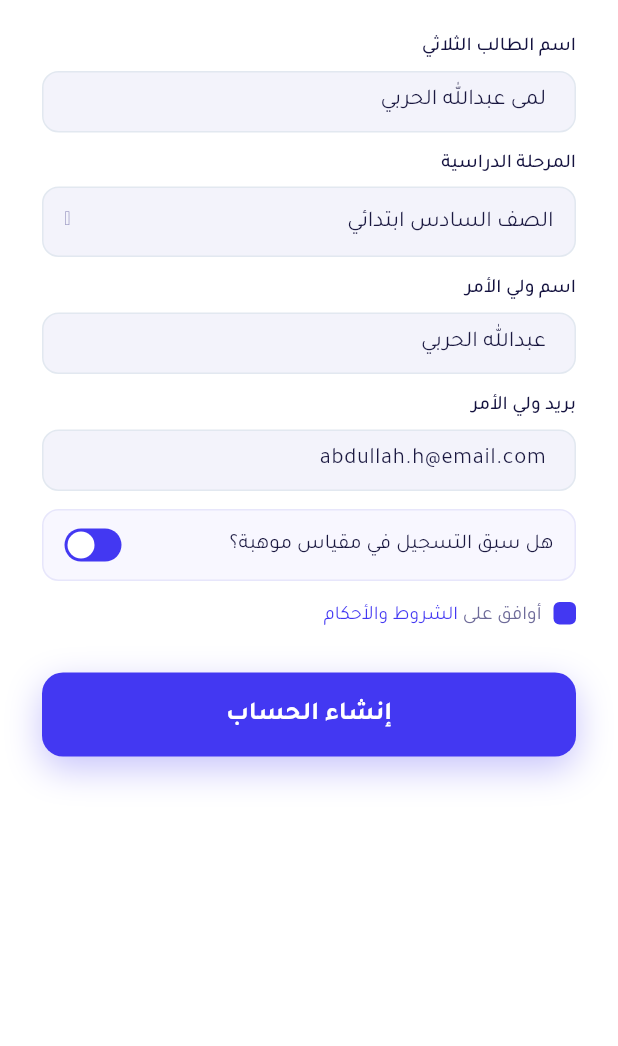
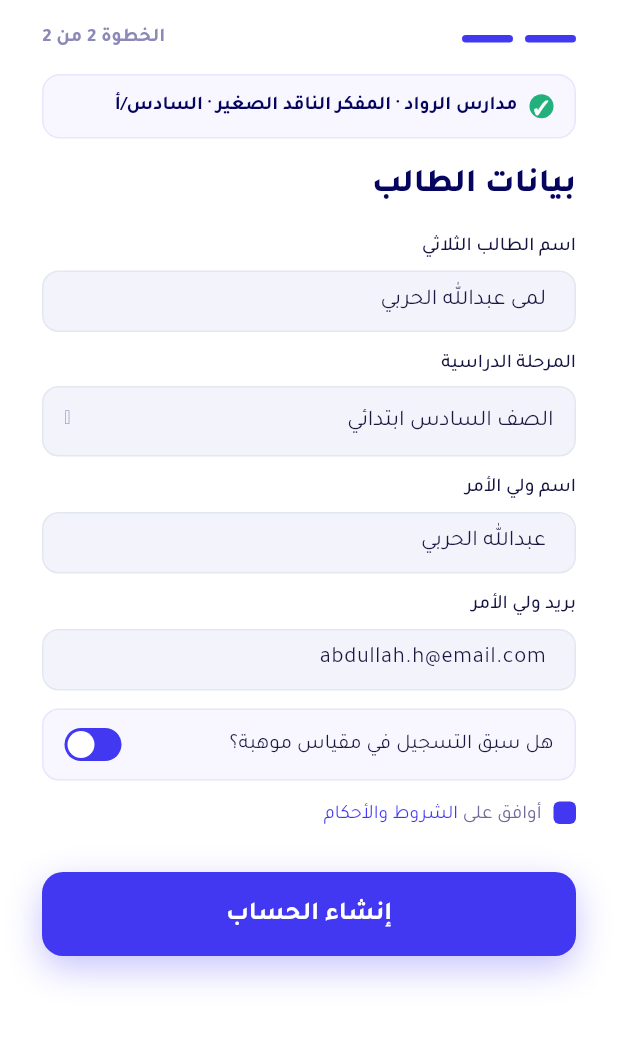
Before and after one commit to cgdmohamed/alef-mobile-app, a Flutter app: the SignupScreen screen opened by its route, on a phone screen of 412 x 824 dp, the part 103-1149 px from its top. Run offline on Flutter 3.47's test engine with Material 3 defaults, Android fonts, the phone set to English and light mode, and no system bars; our stand-ins replace flutter_svg, go_router.

```diff
--- a/lib/router/app_router.dart
+++ b/lib/router/app_router.dart
@@ -2,11 +2,13 @@ import 'package:go_router/go_router.dart';
 import '../screens/splash_screen.dart';
 import '../screens/onboarding_screen.dart';
 import '../screens/auth/login_screen.dart';
+import '../screens/auth/school_code_screen.dart';
 import '../screens/auth/signup_screen.dart';
 import '../screens/auth/otp_screen.dart';
 import '../screens/auth/parent_consent_screen.dart';
 import '../screens/main_shell.dart';
 import '../screens/home/home_router_screen.dart';
+import '../screens/home/live_activity_screen.dart';
 import '../screens/meetings/meetings_list_screen.dart';
 import '../screens/meetings/live_meeting_screen.dart';
 import '../screens/meetings/recording_screen.dart';
@@ -29,8 +31,10 @@ GoRouter buildAppRouter(AppState appState) {
       GoRoute(path: '/splash', builder: (context, state) => const SplashScreen()),
       GoRoute(path: '/onboarding', builder: (context, state) => const OnboardingScreen()),
       GoRoute(path: '/login', builder: (context, state) => const LoginScreen()),
-      GoRoute(path: '/signup', builder: (context, state) => const SignupScreen()),
+      GoRoute(path: '/signup', builder: (context, state) => const SchoolCodeScreen()),
+      GoRoute(path: '/signup/details', builder: (context, state) => const SignupScreen()),
       GoRoute(path: '/forgot-password', builder: (context, state) => const OtpScreen()),
+      GoRoute(path: '/live-activity', builder: (context, state) => const LiveActivityScreen()),
       GoRoute(path: '/parent-consent', builder: (context, state) => const ParentConsentScreen()),
       GoRoute(path: '/notifications', builder: (context, state) => const NotificationsScreen()),
       GoRoute(path: '/settings', builder: (context, state) => const SettingsScreen()),
--- a/lib/screens/auth/signup_screen.dart
+++ b/lib/screens/auth/signup_screen.dart
@@ -5,6 +5,7 @@ import '../../theme/app_text.dart';
 import '../../widgets/buttons.dart';
 import '../../widgets/misc.dart';
 import 'widgets/auth_text_field.dart';
+import 'widgets/step_indicator.dart';
 
 class SignupScreen extends StatefulWidget {
   const SignupScreen({super.key});
@@ -72,7 +73,39 @@ class _SignupScreenState extends State<SignupScreen> {
                   ),
                 ],
               ),
-              const SizedBox(height: 20),
+              const SizedBox(height: 14),
+              const StepIndicator(step: 2),
+              const SizedBox(height: 14),
+              Container(
+                decoration: BoxDecoration(
+                  color: AppColors.tint,
+                  border: Border.all(color: AppColors.tintBorder),
+                  borderRadius: BorderRadius.circular(12),
+                ),
+                padding: const EdgeInsets.symmetric(horizontal: 14, vertical: 11),
+                child: Row(
+                  children: [
+                    Container(
+                      width: 16,
+                      height: 16,
+                      decoration: const BoxDecoration(color: AppColors.mint, shape: BoxShape.circle),
+                      alignment: Alignment.center,
+                      child: Text('✓', style: tj(8, weight: FontWeight.w700, color: Colors.white)),
+                    ),
+                    const SizedBox(width: 8),
+                    Expanded(
+                      child: Text(
+                        'مدارس الرواد · المفكر الناقد الصغير · السادس/أ',
+                        style: tj(11, weight: FontWeight.w600, color: AppColors.ink),
+                        overflow: TextOverflow.ellipsis,
+                      ),
+                    ),
+                  ],
+                ),
+              ),
+              const SizedBox(height: 16),
+              Text('بيانات الطالب', style: tj(20, weight: FontWeight.w800, color: AppColors.textHeading)),
+              const SizedBox(height: 16),
               AuthTextField(label: 'اسم الطالب الثلاثي', controller: _studentName, labelSize: 11, valueSize: 13, radius: 11),
               const SizedBox(height: 12),
               AuthSelectField(label: 'المرحلة الدراسية', value: _stage, onTap: _pickStage),
--- /dev/null
+++ b/lib/screens/auth/widgets/step_indicator.dart
@@ -0,0 +1,34 @@
+import 'package:flutter/material.dart';
+import '../../../theme/app_colors.dart';
+import '../../../theme/app_text.dart';
+
+/// The 2-segment "الخطوة N من 2" bar shared by the school-code and
+/// student-details steps of signup.
+class StepIndicator extends StatelessWidget {
+  final int step; // 1 or 2
+  const StepIndicator({super.key, required this.step});
+
+  @override
+  Widget build(BuildContext context) {
+    return Row(
+      children: [
+        _segment(filled: true),
+        const SizedBox(width: 8),
+        _segment(filled: step >= 2),
+        const Spacer(),
+        Text('الخطوة $step من 2', style: tj(11, weight: FontWeight.w600, color: AppColors.textFaint)),
+      ],
+    );
+  }
+
+  Widget _segment({required bool filled}) {
+    return Container(
+      width: 34,
+      height: 5,
+      decoration: BoxDecoration(
+        color: filled ? AppColors.primary : AppColors.border,
+        borderRadius: BorderRadius.circular(3),
+      ),
+    );
+  }
+}
--- a/lib/theme/app_colors.dart
+++ b/lib/theme/app_colors.dart
@@ -12,6 +12,8 @@ class AppColors {
   static const Color sky = Color(0xFF3FA9F5); // info / attendance accent
   static const Color coral = Color(0xFFFF6B6B); // danger / overdue accent
   static const Color border = Color(0xFFE2E8F0); // hairline / input border
+  static const Color mint = Color(0xFF22B07D); // school-code success / live-activity accent
+  static const Color mintDark = Color(0xFF12876A); // live-activity gradient end
 
   static const Color scaffold = Color(0xFFF1F0F9); // gallery bg (unused in-app)
   static const Color screenBg = Color(0xFFF7F7FC); // most screen backgrounds
```
Also changed, not shown: lib/screens/auth/school_code_screen.dart (added, +213 -0 lines), lib/screens/home/live_activity_screen.dart (added, +143 -0 lines), lib/screens/home/student_home_screen.dart (+89 -0 lines).
